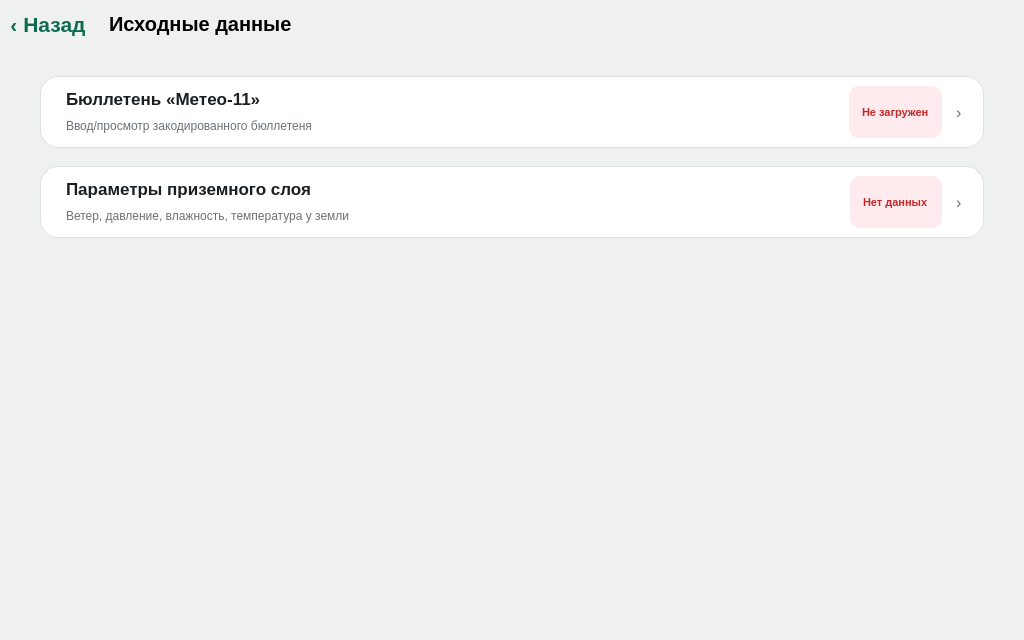
Pobryakushka/MMK, file SourceData.ui: the form before one commit.
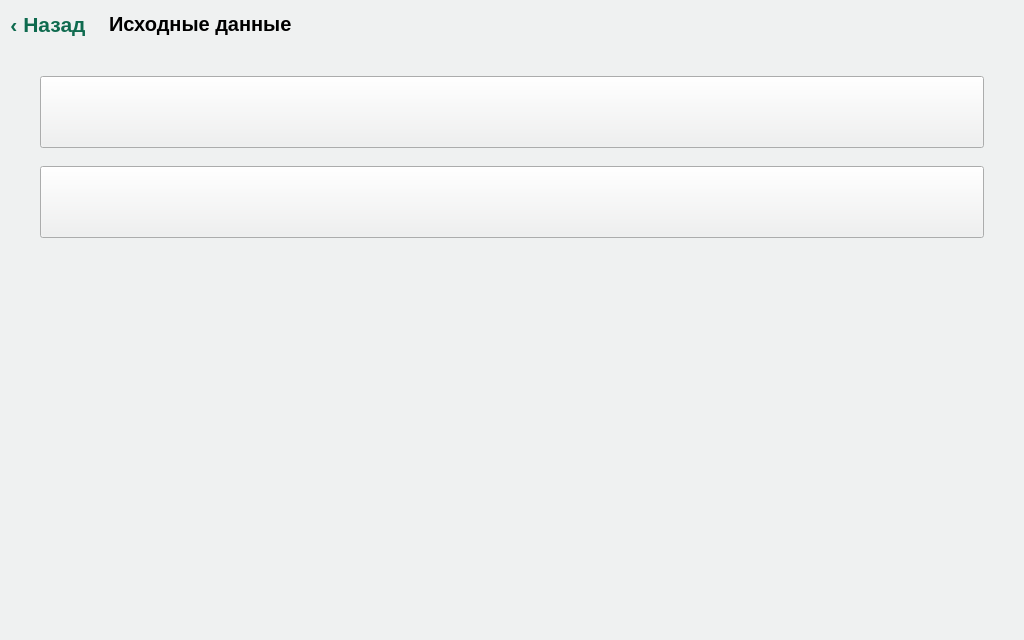
The form after the commit. Custom widgets are drawn as their Qt base class.

Commit message: Исправлено зависание при входе в меню приземных данных

The edit to the form file:
```diff
--- a/SourceData.ui
+++ b/SourceData.ui
@@ -97,177 +97,23 @@
       <number>40</number>
      </property>
      <item>
-      <widget class="QWidget" name="rowMeteo11" native="true">
+      <widget class="SourceDataTile" name="rowMeteo11">
        <property name="minimumSize">
         <size>
          <width>0</width>
          <height>72</height>
         </size>
        </property>
-       <property name="styleSheet">
-        <string notr="true">QWidget#rowMeteo11 {
-    background-color: #FFFFFF;
-    border: 1px solid #DDE1E3;
-    border-radius: 18px;
-}
-QWidget#rowMeteo11[pressed="true"] {
-    background-color: #F0F1F2;
-}</string>
-       </property>
-       <layout class="QHBoxLayout" name="rowMeteo11Layout" stretch="1,0,0">
-        <property name="leftMargin">
-         <number>26</number>
-        </property>
-        <property name="topMargin">
-         <number>10</number>
-        </property>
-        <property name="rightMargin">
-         <number>22</number>
-        </property>
-        <property name="bottomMargin">
-         <number>10</number>
-        </property>
-        <property name="spacing">
-         <number>14</number>
-        </property>
-        <item>
-         <layout class="QVBoxLayout" name="rowMeteo11TextLayout">
-          <property name="spacing">
-           <number>2</number>
-          </property>
-          <item>
-           <widget class="QLabel" name="lblMeteo11Title">
-            <property name="styleSheet">
-             <string notr="true">background: transparent; font-size: 13pt; font-weight: 700; color: #1C1F22;</string>
-            </property>
-            <property name="text">
-             <string>Бюллетень «Метео-11»</string>
-            </property>
-           </widget>
-          </item>
-          <item>
-           <widget class="QLabel" name="lblMeteo11Desc">
-            <property name="styleSheet">
-             <string notr="true">background: transparent; font-size: 9pt; color: #6B7278;</string>
-            </property>
-            <property name="text">
-             <string>Ввод/просмотр закодированного бюллетеня</string>
-            </property>
-            <property name="wordWrap">
-             <bool>true</bool>
-            </property>
-           </widget>
-          </item>
-         </layout>
-        </item>
-        <item>
-         <widget class="QLabel" name="badgeMeteo11">
-          <property name="styleSheet">
-           <string notr="true">font-size: 8pt; font-weight: 700; padding: 4px 10px; border-radius: 10px; color: #C62828; background-color: #FFEBEE;</string>
-          </property>
-          <property name="text">
-           <string>Не загружен</string>
-          </property>
-         </widget>
-        </item>
-        <item>
-         <widget class="QLabel" name="chevronMeteo11">
-          <property name="styleSheet">
-           <string notr="true">background: transparent; color: #6B7278; font-size: 16px;</string>
-          </property>
-          <property name="text">
-           <string>›</string>
-          </property>
-         </widget>
-        </item>
-       </layout>
       </widget>
      </item>
      <item>
-      <widget class="QWidget" name="rowGroundParams" native="true">
+      <widget class="SourceDataTile" name="rowGroundParams">
        <property name="minimumSize">
         <size>
          <width>0</width>
          <height>72</height>
         </size>
        </property>
-       <property name="styleSheet">
-        <string notr="true">QWidget#rowGroundParams {
-    background-color: #FFFFFF;
-    border: 1px solid #DDE1E3;
-    border-radius: 18px;
-}
-QWidget#rowGroundParams[pressed="true"] {
-    background-color: #F0F1F2;
-}</string>
-       </property>
-       <layout class="QHBoxLayout" name="rowGroundParamsLayout" stretch="1,0,0">
-        <property name="leftMargin">
-         <number>26</number>
-        </property>
-        <property name="topMargin">
-         <number>10</number>
-        </property>
-        <property name="rightMargin">
-         <number>22</number>
-        </property>
-        <property name="bottomMargin">
-         <number>10</number>
-        </property>
-        <property name="spacing">
-         <number>14</number>
-        </property>
-        <item>
-         <layout class="QVBoxLayout" name="rowGroundParamsTextLayout">
-          <property name="spacing">
-           <number>2</number>
-          </property>
-          <item>
-           <widget class="QLabel" name="lblGroundParamsTitle">
-            <property name="styleSheet">
-             <string notr="true">background: transparent; font-size: 13pt; font-weight: 700; color: #1C1F22;</string>
-            </property>
-            <property name="text">
-             <string>Параметры приземного слоя</string>
-            </property>
-           </widget>
-          </item>
-          <item>
-           <widget class="QLabel" name="lblGroundParamsDesc">
-            <property name="styleSheet">
-             <string notr="true">background: transparent; font-size: 9pt; color: #6B7278;</string>
-            </property>
-            <property name="text">
-             <string>Ветер, давление, влажность, температура у земли</string>
-            </property>
-            <property name="wordWrap">
-             <bool>true</bool>
-            </property>
-           </widget>
-          </item>
-         </layout>
-        </item>
-        <item>
-         <widget class="QLabel" name="badgeGroundParams">
-          <property name="styleSheet">
-           <string notr="true">font-size: 8pt; font-weight: 700; padding: 4px 10px; border-radius: 10px; color: #C62828; background-color: #FFEBEE;</string>
-          </property>
-          <property name="text">
-           <string>Нет данных</string>
-          </property>
-         </widget>
-        </item>
-        <item>
-         <widget class="QLabel" name="chevronGroundParams">
-          <property name="styleSheet">
-           <string notr="true">background: transparent; color: #6B7278; font-size: 16px;</string>
-          </property>
-          <property name="text">
-           <string>›</string>
-          </property>
-         </widget>
-        </item>
-       </layout>
       </widget>
      </item>
      <item>
@@ -287,6 +133,13 @@
    </item>
   </layout>
  </widget>
+ <customwidgets>
+  <customwidget>
+   <class>SourceDataTile</class>
+   <extends>QPushButton</extends>
+   <header>SourceData.h</header>
+  </customwidget>
+ </customwidgets>
  <resources/>
  <connections/>
 </ui>
```
The commit also changes 5 other files.
